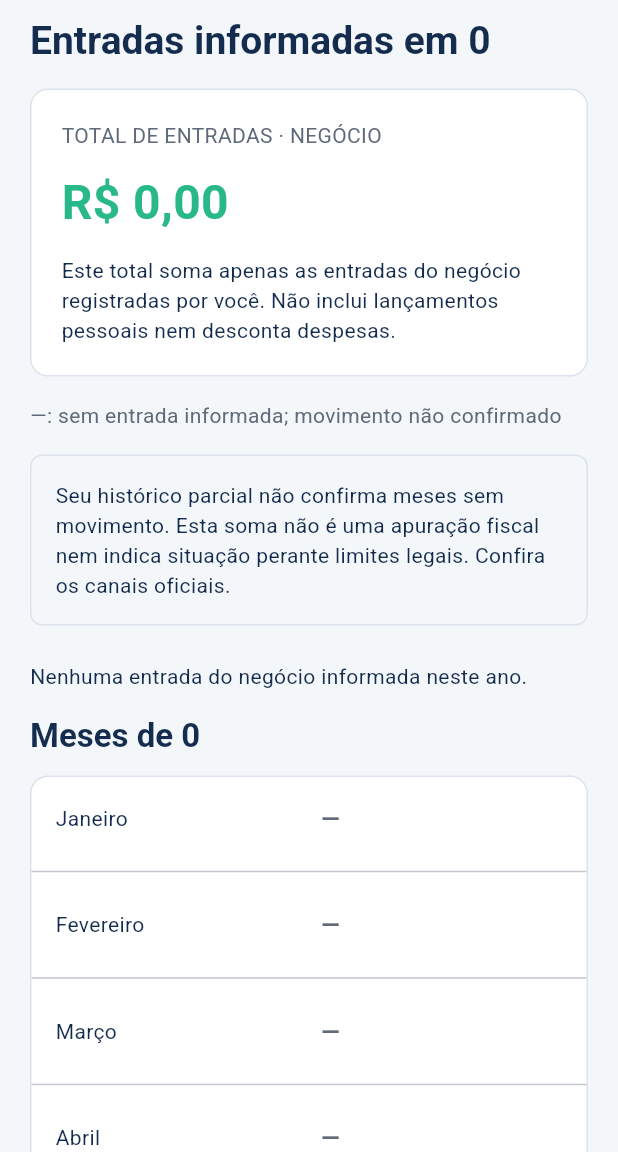
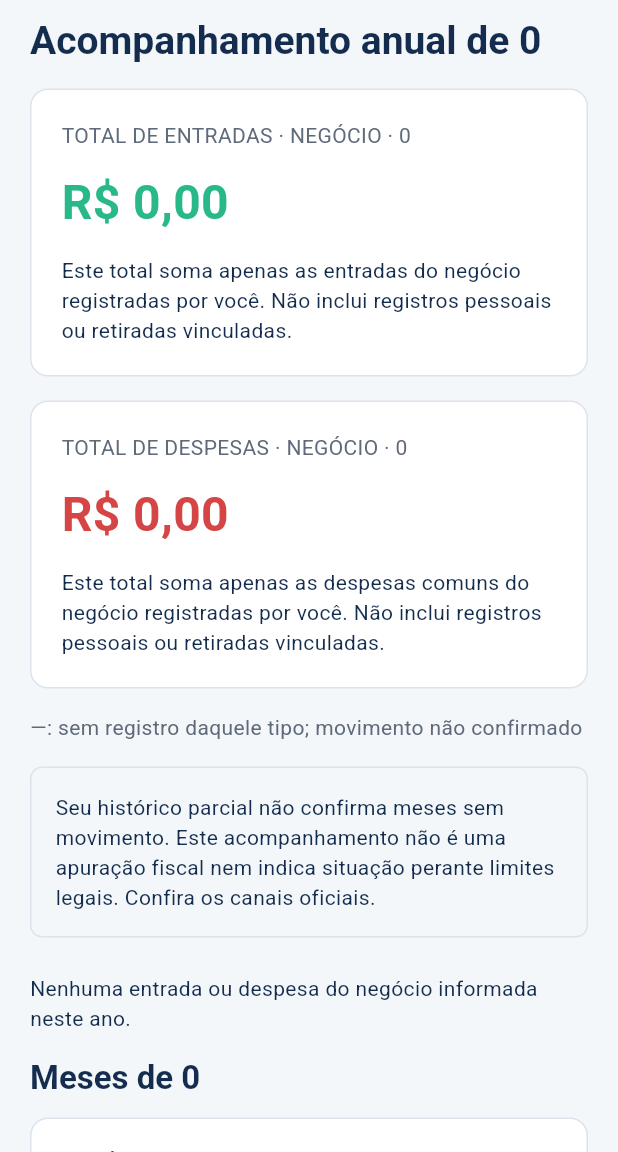
Before and after one commit to Isaqueodev/NotaMei, a Flutter app: the AnnualIncomeScreen screen opened directly with empty values, on a phone screen of 412 x 824 dp, the part 84-1236 px from its top. Run offline on Flutter 3.47's test engine with Material 3 defaults, Android fonts, the phone set to English and light mode, and no system bars; our stand-ins replace flutter_local_notifications, flutter_timezone, pdf, share_plus, shared_preferences, sqflite and 1 more; missing offline and left inert: flutter_file_dialog; accounts and stored records are empty; Roboto replaces fonts that are missing (Playfair Display).

Commit message:
feat(annual): exibe despesas externas do negócio no resumo anual (T10)

```diff
--- a/lib/annual/annual_income_screen.dart
+++ b/lib/annual/annual_income_screen.dart
@@ -35,6 +35,11 @@ class AnnualIncomeScreen extends StatelessWidget {
   @override
   Widget build(BuildContext context) {
     final summary = recordedAnnualIncome(entries, year);
+    final expenses = recordedAnnualExpenses(entries, year);
+    final noRecordedMovements =
+        summary.totalCents == 0 &&
+        expenses.totalCents == 0 &&
+        !expenses.hasOverflow;
     return Scaffold(
       backgroundColor: Theme.of(context).scaffoldBackgroundColor,
       appBar: AppBar(title: const Text('Acompanhamento anual')),
@@ -45,7 +50,7 @@ class AnnualIncomeScreen extends StatelessWidget {
             crossAxisAlignment: CrossAxisAlignment.stretch,
             children: [
               Text(
-                'Entradas informadas em $year',
+                'Acompanhamento anual de $year',
                 style: Theme.of(context).textTheme.headlineSmall,
               ),
               const SizedBox(height: 16),
@@ -57,9 +62,11 @@ class AnnualIncomeScreen extends StatelessWidget {
                       crossAxisAlignment: CrossAxisAlignment.stretch,
                       children: [
                         Text(
-                          'TOTAL DE ENTRADAS · NEGÓCIO',
+                          'TOTAL DE ENTRADAS · NEGÓCIO · $year',
                           style: TextStyle(
-                            color: Theme.of(context).colorScheme.onSurfaceVariant,
+                            color: Theme.of(context)
+                                .colorScheme
+                                .onSurfaceVariant,
                             fontSize: 14,
                           ),
                         ),
@@ -75,7 +82,45 @@ class AnnualIncomeScreen extends StatelessWidget {
                         ),
                         const SizedBox(height: 12),
                         const Text(
-                          'Este total soma apenas as entradas do negócio registradas por você. Não inclui lançamentos pessoais nem desconta despesas.',
+                          'Este total soma apenas as entradas do negócio registradas por você. Não inclui registros pessoais ou retiradas vinculadas.',
+                        ),
+                      ],
+                    ),
+                  ),
+                ],
+              ),
+              const SizedBox(height: 16),
+              LedgerSheet(
+                children: [
+                  Padding(
+                    padding: const EdgeInsets.all(20),
+                    child: Column(
+                      crossAxisAlignment: CrossAxisAlignment.stretch,
+                      children: [
+                        Text(
+                          'TOTAL DE DESPESAS · NEGÓCIO · $year',
+                          style: TextStyle(
+                            color: Theme.of(context)
+                                .colorScheme
+                                .onSurfaceVariant,
+                            fontSize: 14,
+                          ),
+                        ),
+                        const SizedBox(height: 12),
+                        Text(
+                          expenses.totalCents == null
+                              ? 'Indisponível'
+                              : formatMoney(expenses.totalCents!),
+                          style: TextStyle(
+                            fontFamily: 'Playfair Display',
+                            fontSize: 32,
+                            fontWeight: FontWeight.w700,
+                            color: NotaMeiTheme.expense,
+                          ),
+                        ),
+                        const SizedBox(height: 12),
+                        const Text(
+                          'Este total soma apenas as despesas comuns do negócio registradas por você. Não inclui registros pessoais ou retiradas vinculadas.',
                         ),
                       ],
                     ),
@@ -84,23 +129,37 @@ class AnnualIncomeScreen extends StatelessWidget {
               ),
               const SizedBox(height: 16),
               Text(
-                '—: sem entrada informada; movimento não confirmado',
-                style: TextStyle(color: Theme.of(context).colorScheme.onSurfaceVariant, fontSize: 14),
+                '—: sem registro daquele tipo; movimento não confirmado',
+                style: TextStyle(
+                  color: Theme.of(context).colorScheme.onSurfaceVariant,
+                  fontSize: 14,
+                ),
               ),
               const SizedBox(height: 16),
+              if (expenses.hasOverflow) ...[
+                const SizedBox(height: 16),
+                _notice(
+                  context,
+                  'Alguns valores de despesas estão indisponíveis por exceder o limite de soma.',
+                ),
+              ],
               Container(
                 padding: const EdgeInsets.all(16),
                 decoration: BoxDecoration(
-                  border: Border.all(color: Theme.of(context).colorScheme.outline),
+                  border: Border.all(
+                    color: Theme.of(context).colorScheme.outline,
+                  ),
                   borderRadius: BorderRadius.circular(8),
                 ),
                 child: const Text(
-                  'Seu histórico parcial não confirma meses sem movimento. Esta soma não é uma apuração fiscal nem indica situação perante limites legais. Confira os canais oficiais.',
+                  'Seu histórico parcial não confirma meses sem movimento. Este acompanhamento não é uma apuração fiscal nem indica situação perante limites legais. Confira os canais oficiais.',
                 ),
               ),
               const SizedBox(height: 24),
-              if (summary.totalCents == 0) ...[
-                const Text('Nenhuma entrada do negócio informada neste ano.'),
+              if (noRecordedMovements) ...[
+                const Text(
+                  'Nenhuma entrada ou despesa do negócio informada neste ano.',
+                ),
                 const SizedBox(height: 16),
               ],
               Text(
@@ -113,47 +172,30 @@ class AnnualIncomeScreen extends StatelessWidget {
                   for (var month = 1; month <= 12; month++)
                     Padding(
                       padding: const EdgeInsets.all(16),
-                      child: LayoutBuilder(
-                        builder: (context, constraints) {
-                          final amount = summary.monthlyCents[month]!;
-                          final value = Semantics(
-                            label: amount == 0
-                                ? '${_months[month - 1]}: sem entrada informada; movimento não confirmado'
-                                : null,
-                            child: Text(
-                              amount == 0 ? '—' : '+ ${formatMoney(amount)}',
-                              style: TextStyle(
-                                color: amount == 0
-                                    ? NotaMeiTheme.muted
-                                    : NotaMeiTheme.income,
-                                fontSize: 16,
-                                fontWeight: FontWeight.w600,
-                              ),
-                            ),
-                          );
-                          if (constraints.maxWidth /
-                                  MediaQuery.textScalerOf(context).scale(1) <
-                              300) {
-                            return Column(
-                              crossAxisAlignment: CrossAxisAlignment.stretch,
-                              children: [
-                                Text(_months[month - 1]),
-                                const SizedBox(height: 8),
-                                Align(
-                                  alignment: Alignment.centerRight,
-                                  child: value,
-                                ),
-                              ],
-                            );
-                          }
-                          return Row(
-                            children: [
-                              Expanded(child: Text(_months[month - 1])),
-                              const SizedBox(width: 16),
-                              Flexible(child: value),
-                            ],
-                          );
-                        },
+                      child: Column(
+                        crossAxisAlignment: CrossAxisAlignment.stretch,
+                        children: [
+                          Text(
+                            _months[month - 1],
+                            style: Theme.of(context).textTheme.titleMedium,
+                          ),
+                          const SizedBox(height: 8),
+                          _monthlyAmountRow(
+                            context,
+                            month: _months[month - 1],
+                            label: 'Entradas',
+                            cents: summary.monthlyCents[month],
+                            isExpense: false,
+                          ),
+                          const SizedBox(height: 8),
+                          _monthlyAmountRow(
+                            context,
+                            month: _months[month - 1],
+                            label: 'Despesas',
+                            cents: expenses.monthlyCents[month],
+                            isExpense: true,
+                          ),
+                        ],
                       ),
                     ),
                 ],
@@ -164,4 +206,62 @@ class AnnualIncomeScreen extends StatelessWidget {
       ),
     );
   }
+
+  Widget _monthlyAmountRow(
+    BuildContext context, {
+    required String month,
+    required String label,
+    required int? cents,
+    required bool isExpense,
+  }) {
+    final amount = cents == null
+        ? 'Indisponível'
+        : cents == 0
+        ? '—'
+        : formatMoney(cents);
+    final color = cents == null
+        ? Theme.of(context).colorScheme.error
+        : cents == 0
+        ? NotaMeiTheme.muted
+        : isExpense
+        ? NotaMeiTheme.expense
+        : NotaMeiTheme.income;
+    final semanticLabel = cents == null
+        ? '$label de $month: indisponível por limite de soma'
+        : cents == 0
+        ? '$month: ${isExpense ? 'sem despesa' : 'sem entrada'} informada; movimento não confirmado'
+        : '$label de $month: ${formatMoney(cents)}';
+
+    return Semantics(
+      container: true,
+      excludeSemantics: true,
+      label: semanticLabel,
+      child: Row(
+        children: [
+          Expanded(child: Text(label)),
+          const SizedBox(width: 12),
+          Flexible(
+            child: Text(
+              amount,
+              textAlign: TextAlign.right,
+              style: TextStyle(
+                color: color,
+                fontSize: 16,
+                fontWeight: FontWeight.w600,
+              ),
+            ),
+          ),
+        ],
+      ),
+    );
+  }
+
+  Widget _notice(BuildContext context, String message) => Container(
+    padding: const EdgeInsets.all(16),
+    decoration: BoxDecoration(
+      border: Border.all(color: Theme.of(context).colorScheme.outline),
+      borderRadius: BorderRadius.circular(8),
+    ),
+    child: Text(message),
+  );
 }
--- a/lib/annual/annual_summary.dart
+++ b/lib/annual/annual_summary.dart
@@ -34,3 +34,62 @@ AnnualRecordedIncome recordedAnnualIncome(
     monthlyCents: Map.unmodifiable(monthly),
   );
 }
+
+/// Despesas manuais observadas; valores nulos indicam overflow indisponível.
+class AnnualRecordedExpenses {
+  const AnnualRecordedExpenses({
+    required this.totalCents,
+    required this.monthlyCents,
+  });
+
+  final int? totalCents;
+  final Map<int, int?> monthlyCents;
+
+  bool get hasOverflow =>
+      totalCents == null || monthlyCents.values.any((cents) => cents == null);
+}
+
+AnnualRecordedExpenses recordedAnnualExpenses(
+  Iterable<EntryRecord> entries,
+  int year,
+) {
+  final monthly = <int, int?>{
+    for (var month = 1; month <= 12; month++) month: 0,
+  };
+  for (final entry in entries) {
+    if (entry.isWithdrawal ||
+        entry.date.year != year ||
+        entry.scope != EntryScope.business ||
+        entry.type != EntryType.expense) {
+      continue;
+    }
+    final month = entry.date.month;
+    final current = monthly[month];
+    if (current == null) continue;
+    try {
+      monthly[month] = checkedAddCents(current, entry.amountCents);
+    } on RangeError {
+      monthly[month] = null;
+    }
+  }
+
+  var total = 0;
+  var totalAvailable = true;
+  for (final cents in monthly.values) {
+    if (cents == null) {
+      totalAvailable = false;
+      break;
+    }
+    try {
+      total = checkedAddCents(total, cents);
+    } on RangeError {
+      totalAvailable = false;
+      break;
+    }
+  }
+
+  return AnnualRecordedExpenses(
+    totalCents: totalAvailable ? total : null,
+    monthlyCents: Map.unmodifiable(monthly),
+  );
+}
```
Also changed, not shown: 2 other files.
